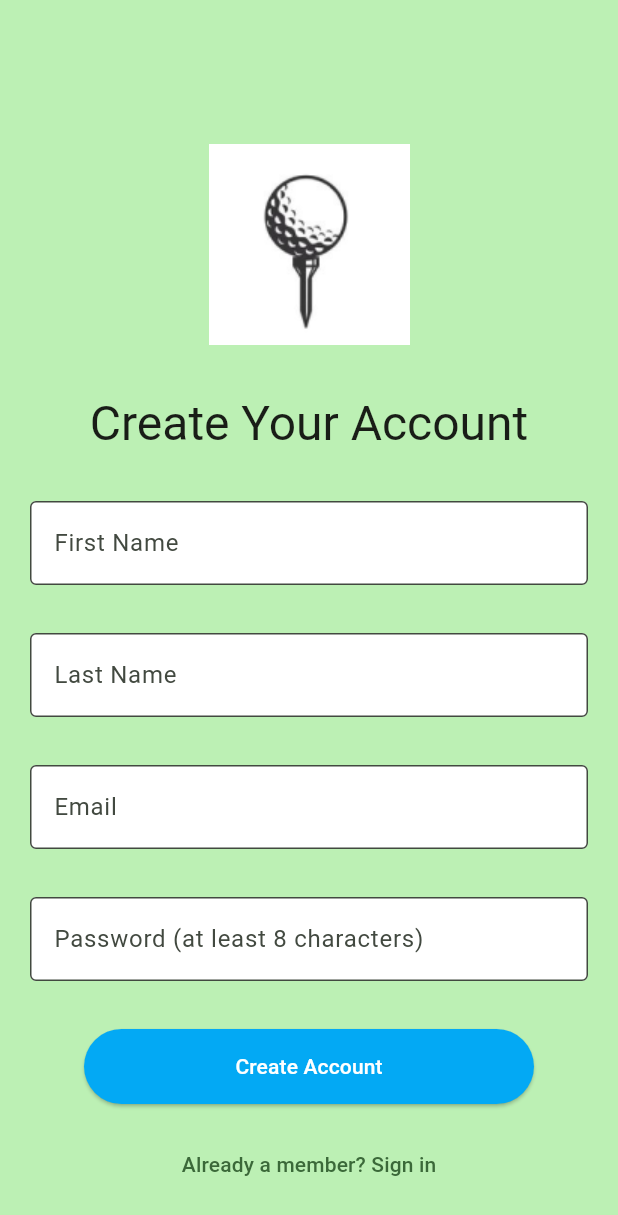
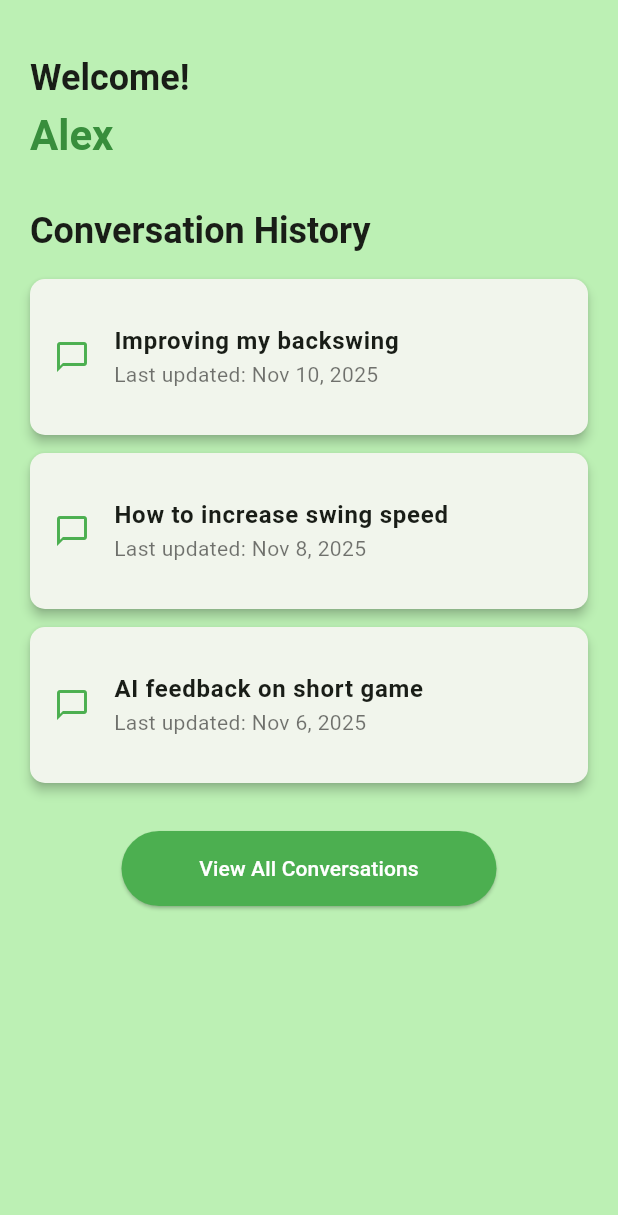
Before and after one commit to Ibrahima2007/golf-swing-app, a Flutter app: the screen it shows after launch, on a phone screen of 412 x 824 dp. Shown: the top 1215 px of the screen. Run offline on Flutter 3.47's test engine with Material 3 defaults, Android fonts, the light colour scheme and no system bars.

Commit message:
set up homepage ttemplte

```diff
--- a/golf-coach-chatbot/mobile/lib/main.dart
+++ b/golf-coach-chatbot/mobile/lib/main.dart
@@ -1,4 +1,5 @@
 import 'package:flutter/material.dart';
+import 'package:mobile/screens/home_page.dart';
 import 'screens/login_screen.dart';
 import 'package:provider/provider.dart';
 import 'services/account_handler.dart';
@@ -38,7 +39,7 @@
         // tested with just a hot reload.
         colorScheme: ColorScheme.fromSeed(seedColor: Colors.green),
       ),
-      home: const AccountCreationPage(),
+      home: const HomePage(),
     );
   }
 }
--- /dev/null
+++ b/golf-coach-chatbot/mobile/lib/screens/home_page.dart
@@ -0,0 +1,127 @@
+import 'package:flutter/material.dart';
+import 'package:provider/provider.dart';
+import '../services/account_handler.dart';
+
+class HomePage extends StatelessWidget {
+  const HomePage({super.key});
+
+  @override
+  Widget build(BuildContext context) {
+    final account = Provider.of<AccountHandler>(context, listen: false);
+    final String username = account.userName ; // get user’s name
+
+    // Placeholder for 3 latest conversations (will come from Firestore later)
+    final List<Map<String, String>> recentConversations = [
+      {"title": "Improving my backswing", "date": "Nov 10, 2025"},
+      {"title": "How to increase swing speed", "date": "Nov 8, 2025"},
+      {"title": "AI feedback on short game", "date": "Nov 6, 2025"},
+    ];
+
+    var pagePadding = const EdgeInsets.symmetric(horizontal: 20, vertical: 16);
+
+    return Scaffold(
+      backgroundColor: Theme.of(context).colorScheme.primaryContainer,
+      body: SafeArea(
+        child: SingleChildScrollView(
+          child: Padding(
+            padding: pagePadding,
+            child: Column(
+              crossAxisAlignment: CrossAxisAlignment.start,
+              children: [
+                // 👋 Welcome Section
+                Padding(
+                  padding: const EdgeInsets.only(top: 20, bottom: 30),
+                  child: Column(
+                    crossAxisAlignment: CrossAxisAlignment.start,
+                    children: [
+                      Text(
+                        "Welcome!",
+                        style: Theme.of(context)
+                            .textTheme
+                            .headlineSmall
+                            ?.copyWith(fontWeight: FontWeight.bold),
+                      ),
+                      const SizedBox(height: 4),
+                      Text(
+                        username,
+                        style: Theme.of(context).textTheme.headlineMedium?.copyWith(
+                              color: Colors.green.shade700,
+                              fontWeight: FontWeight.w600,
+                            ),
+                      ),
+                    ],
+                  ),
+                ),
+
+                // 💬 Conversation History Header
+                Text(
+                  "Conversation History",
+                  style: Theme.of(context)
+                      .textTheme
+                      .headlineSmall
+                      ?.copyWith(fontWeight: FontWeight.bold),
+                ),
+                const SizedBox(height: 16),
+
+                // 🗂️ Recent Conversations List
+                if (recentConversations.isEmpty)
+                  const Center(
+                    child: Text(
+                      "No conversations yet.",
+                      style: TextStyle(fontSize: 16, color: Colors.black54),
+                    ),
+                  )
+                else
+                  Column(
+                    children: recentConversations.map((chat) {
+                      return Card(
+                        margin: const EdgeInsets.only(bottom: 12),
+                        elevation: 3,
+                        shape: RoundedRectangleBorder(
+                          borderRadius: BorderRadius.circular(10),
+                        ),
+                        child: ListTile(
+                          contentPadding: const EdgeInsets.all(16),
+                          leading: const Icon(Icons.chat_bubble_outline,
+                              color: Colors.green),
+                          title: Text(
+                            chat["title"]!,
+                            style: const TextStyle(
+                                fontWeight: FontWeight.w600, fontSize: 16),
+                          ),
+                          subtitle: Text(
+                            "Last updated: ${chat["date"]}",
+                            style: const TextStyle(color: Colors.black54),
+                          ),
+                          onTap: () {
+                            // TODO: Navigate to chat detail page
+                          },
+                        ),
+                      );
+                    }).toList(),
+                  ),
+
+                const SizedBox(height: 20),
+
+                // 📄 View All Button (optional)
+                Center(
+                  child: ElevatedButton(
+                    style: ElevatedButton.styleFrom(
+                      backgroundColor: Colors.green,
+                      foregroundColor: Colors.white,
+                      minimumSize: const Size(250, 50),
+                    ),
+                    onPressed: () {
+                      // TODO: Navigate to full conversation list page
+                    },
+                    child: const Text("View All Conversations"),
+                  ),
+                ),
+              ],
+            ),
+          ),
+        ),
+      ),
+    );
+  }
+}
--- a/golf-coach-chatbot/mobile/lib/services/account_handler.dart
+++ b/golf-coach-chatbot/mobile/lib/services/account_handler.dart
@@ -4,6 +4,9 @@ import 'package:flutter/material.dart';
 
 class AccountHandler extends ChangeNotifier {
   final url = 'http://10.0.2.2:5000/account';
+
+  // demo user name
+  String get userName => "Alex";
 
   Future<String> createAccount(String firstName, String lastName, String email, String password) async {
     Map<String, String> request = {
```
Also changed, not shown: golf-coach-chatbot/mobile/pubspec.lock.
